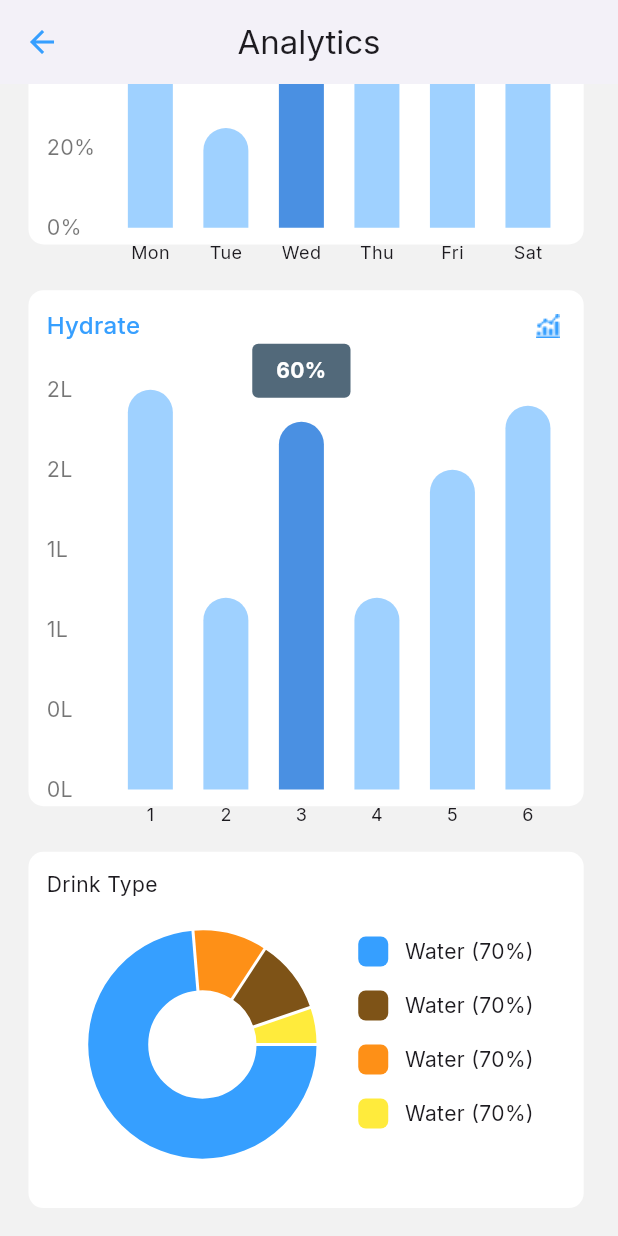
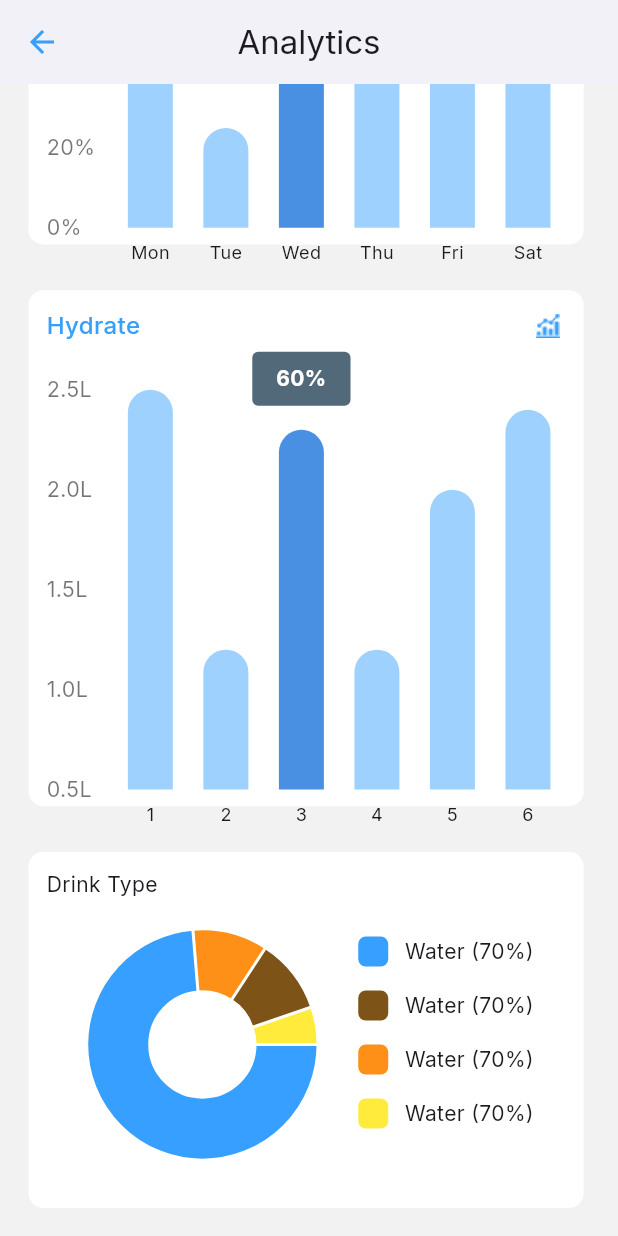
Before and after one commit to tanzilhasan5/Auqa, a Flutter app: the DashbordView screen opened by its route, scrolled down 256 dp, on a phone screen of 412 x 824 dp. Run offline on Flutter 3.47's test engine with Material 3 defaults, Android fonts, the phone set to English and light mode, and no system bars; drawn by our look-alikes of fl_chart; our stand-ins replace flutter_screenutil, get, google_fonts; missing offline and left inert: fluid_bottom_nav_bar.

Commit message:
dashbord_HYDART

```diff
--- a/lib/app/modules/dashbord/views/dashbord_view.dart
+++ b/lib/app/modules/dashbord/views/dashbord_view.dart
@@ -55,6 +55,7 @@ class DashbordView extends GetView<DashbordController> {
                     ),
                   )),
               SizedBox(height: 30.h,),
+              ///<<<<Hydrate>>>>>///
               Container(
                 decoration: BoxDecoration(
                   borderRadius: BorderRadius.circular(10),
@@ -80,6 +81,7 @@ class DashbordView extends GetView<DashbordController> {
                     ),
                   )),
               SizedBox(height: 30.h,),
+          ///<<<<<<<Drink Type>>>>>>>/////
           Container(
 
             height: 234.h,
--- a/lib/app/modules/dashbord/views/widgets/hydrate/hydrate.dart
+++ b/lib/app/modules/dashbord/views/widgets/hydrate/hydrate.dart
@@ -25,7 +25,7 @@ class Hydrate extends StatelessWidget {
           maxY: 2.5,
 
 
-          minY: 0,
+          minY: 0.5,
           gridData: const FlGridData(show: false),
           borderData: FlBorderData(show: false),
           titlesData: FlTitlesData(
@@ -38,7 +38,7 @@ class Hydrate extends StatelessWidget {
                 interval: 0.5,
                 getTitlesWidget: (value, meta) {
                   return Text(
-                    '${value.toInt()}L',
+                    '${value.toStringAsFixed(1)}L',  // Changed from value.toInt() to value.toStringAsFixed(1)
                     style: TextStyle(color: Colors.black54, fontSize: 13.sp),
                   );
                 },
```
